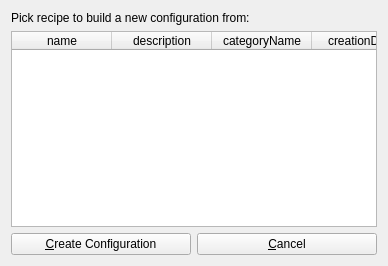
Wolframe/configurator, file client/uiforms/configuration_add_recipe.ui: the form before one commit.
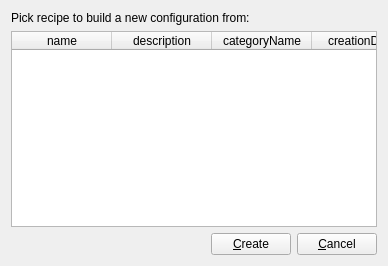
The form after the commit. Icons and pictures are not drawn.

Commit message: added "new configiration", tons of fixes in configuration/configurator (problems introduced earlier), visual result not appealing

The edit to the form file:
```diff
--- a/client/uiforms/configuration_add_recipe.ui
+++ b/client/uiforms/configuration_add_recipe.ui
@@ -88,10 +88,23 @@
    </item>
    <item row="3" column="0">
     <layout class="QHBoxLayout" name="horizontalLayout">
+     <item>
+      <spacer name="horizontalSpacer">
+       <property name="orientation">
+        <enum>Qt::Horizontal</enum>
+       </property>
+       <property name="sizeHint" stdset="0">
+        <size>
+         <width>40</width>
+         <height>20</height>
+        </size>
+       </property>
+      </spacer>
+     </item>
      <item>
       <widget class="QPushButton" name="select">
        <property name="text">
-        <string>&amp;Create Configuration</string>
+        <string>&amp;Create</string>
        </property>
        <property name="form" stdset="0">
         <string>configuration_add?recipe_id={recipe.selected}</string>
```
Left out of the diff: 2 changed lines with no effect on the pictures. The commit also changes 11 other files.
